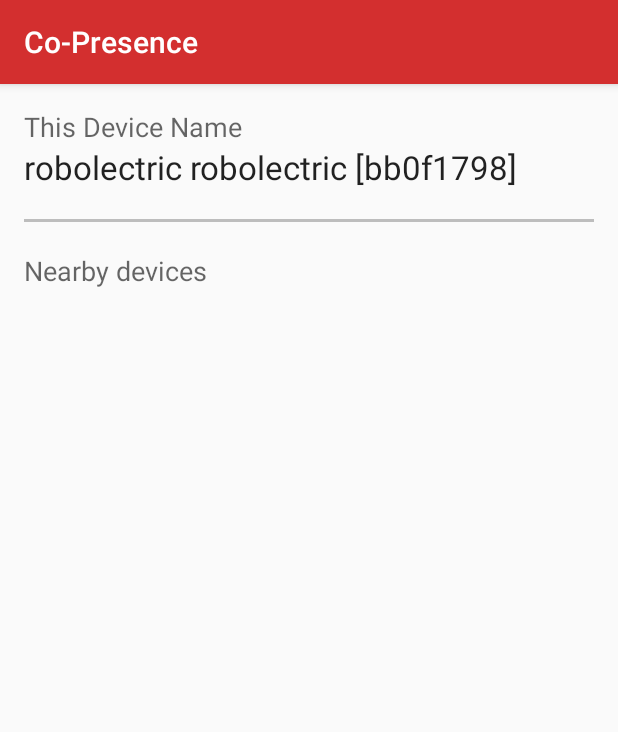
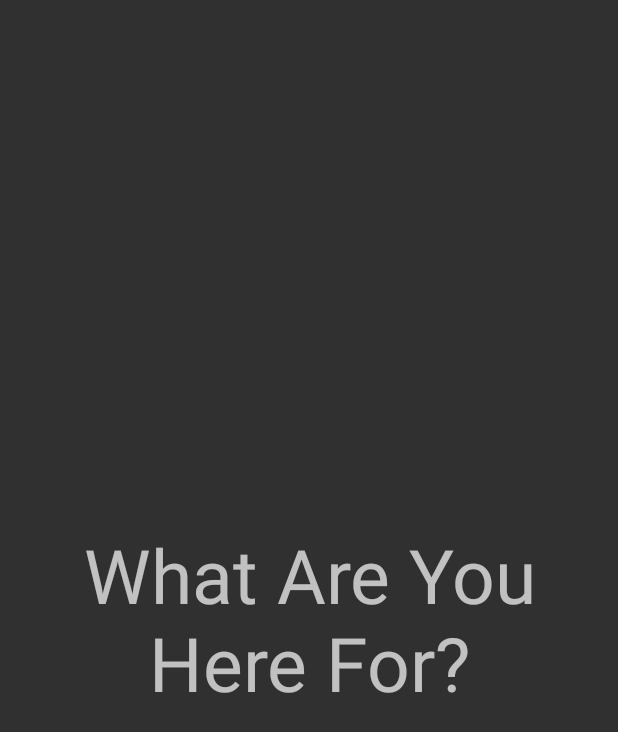
Before and after one commit to amandakys/contemplation, an Android app: the screen it shows after launch (MainActivity), on a phone screen of 412 x 824 dp. Shown: the top 732 px of the screen. Run offline under Robolectric (Android 15) with nearby library versions, the phone set to English and light mode, and no system bars.

```diff
--- a/copresence/app/src/main/AndroidManifest.xml
+++ b/copresence/app/src/main/AndroidManifest.xml
@@ -17,7 +17,6 @@
 <manifest xmlns:android="http://schemas.android.com/apk/res/android"
     xmlns:tools="http://schemas.android.com/tools"
     package="com.digitalwellbeingexperiments.toolkit.copresence">
-
     <application
         android:name=".CoPresenceApplication"
         android:allowBackup="true"
@@ -25,7 +24,7 @@
         android:label="@string/app_name"
         android:roundIcon="@mipmap/ic_launcher_round"
         android:supportsRtl="true"
-        android:theme="@style/AppTheme"
+        android:theme="@style/Theme.AppCompat.NoActionBar"
         tools:ignore="GoogleAppIndexingWarning">
         <meta-data
             android:name="com.google.android.nearby.messages.API_KEY"
@@ -38,6 +37,11 @@
                 <category android:name="android.intent.category.LAUNCHER" />
             </intent-filter>
         </activity>
+        <receiver android:name=".UnlockBroadcastReceiver">
+            <intent-filter>
+                <action android:name="android.intent.action.SCREEN_ON" />
+            </intent-filter>
+        </receiver>
     </application>
 
 </manifest>
--- a/copresence/app/src/main/java/com/digitalwellbeingexperiments/toolkit/copresence/MainActivity.kt
+++ b/copresence/app/src/main/java/com/digitalwellbeingexperiments/toolkit/copresence/MainActivity.kt
@@ -14,49 +14,17 @@
 
 package com.digitalwellbeingexperiments.toolkit.copresence
 
+import android.content.Intent
+import android.content.IntentFilter
 import androidx.appcompat.app.AppCompatActivity
 import android.os.Bundle
-import android.widget.TextView
-import androidx.recyclerview.widget.DividerItemDecoration
-import androidx.recyclerview.widget.RecyclerView
 
-class MainActivity : AppCompatActivity(), DataStore.Listener {
-
-    private var nearbyDeviceSessionAdapter = NearbyDeviceSessionAdapter()
-    private lateinit var recycler: RecyclerView
-    private lateinit var nearbyManager: NearbyManager
+class MainActivity : AppCompatActivity() {
 
     override fun onCreate(savedInstanceState: Bundle?) {
         super.onCreate(savedInstanceState)
         setContentView(R.layout.activity_main)
-
-        findViewById<RecyclerView>(R.id.recycler).apply {
-            layoutManager = androidx.recyclerview.widget.LinearLayoutManager(context)
-            addItemDecoration(DividerItemDecoration(context, DividerItemDecoration.VERTICAL))
-            adapter = nearbyDeviceSessionAdapter
-            recycler = this
-        }
-        findViewById<TextView>(R.id.device_name_value).apply {
-            text = getDataStore().getName()
-        }
-
-        nearbyManager = NearbyManager(this)
+        registerReceiver(UnlockBroadcastReceiver, IntentFilter(Intent.ACTION_SCREEN_ON))
     }
 
-    override fun onStart() {
-        super.onStart()
-        nearbyDeviceSessionAdapter.clearData()
-        getDataStore().listener = this
-        nearbyManager.start()
-    }
-
-    override fun onStop() {
-        getDataStore().listener = null
-        nearbyManager.stop()
-        super.onStop()
-    }
-
-    override fun onSessionListUpdated() {
-        nearbyDeviceSessionAdapter.setData(getDataStore().getAllSessions())
-    }
 }
--- /dev/null
+++ b/copresence/app/src/main/java/com/digitalwellbeingexperiments/toolkit/copresence/UnlockBroadcastReceiver.kt
@@ -0,0 +1,22 @@
+package com.digitalwellbeingexperiments.toolkit.copresence
+
+import android.content.BroadcastReceiver
+import android.content.Context
+import android.content.Intent
+
+object UnlockBroadcastReceiver : BroadcastReceiver() {
+
+    override fun onReceive(context: Context, intent: Intent) {
+        println(intent.action)
+        if (intent.action == Intent.ACTION_SCREEN_ON)
+        {
+            println("enter")
+
+            val intent1 = Intent(context.applicationContext, MainActivity::class.java)
+            intent1.addFlags(Intent.FLAG_ACTIVITY_NEW_TASK)
+            context.applicationContext.startActivity(intent1)
+        }
+    }
+
+
+}
--- a/copresence/app/src/main/res/layout/activity_main.xml
+++ b/copresence/app/src/main/res/layout/activity_main.xml
@@ -24,48 +24,15 @@
 
     <TextView
         android:id="@+id/device_name_label"
-        style="@style/TextAppearance.AppCompat.Medium"
+        style="@style/Base.Widget.MaterialComponents.TextView"
         android:layout_width="match_parent"
         android:layout_height="wrap_content"
-        android:text="@string/device_name"
+        android:text="@string/what_are_you_here_for"
+        android:textAlignment="center"
+        android:textSize="50sp"
+        app:layout_constraintBottom_toBottomOf="parent"
+        app:layout_constraintEnd_toEndOf="parent"
         app:layout_constraintStart_toStartOf="parent"
         app:layout_constraintTop_toTopOf="parent" />
 
-    <TextView
-        android:id="@+id/device_name_value"
-        style="@style/TextAppearance.AppCompat.Large"
-        android:layout_width="match_parent"
-        android:layout_height="wrap_content"
-        app:layout_constraintStart_toStartOf="parent"
-        app:layout_constraintTop_toBottomOf="@id/device_name_label"
-        tools:text="@string/device_name" />
-
-    <View
-        android:id="@+id/divider"
-        android:layout_width="0dp"
-        android:layout_height="2dp"
-        android:layout_marginTop="20dp"
-        android:background="@color/dividerColor"
-        app:layout_constraintEnd_toEndOf="parent"
-        app:layout_constraintStart_toStartOf="parent"
-        app:layout_constraintTop_toBottomOf="@id/device_name_value" />
-
-    <TextView
-        android:id="@+id/device_nearby_label"
-        style="@style/TextAppearance.AppCompat.Medium"
-        android:layout_width="match_parent"
-        android:layout_height="wrap_content"
-        android:layout_marginTop="20dp"
-        android:text="@string/nearby_devices"
-        app:layout_constraintStart_toStartOf="parent"
-        app:layout_constraintTop_toBottomOf="@id/divider" />
-
-    <androidx.recyclerview.widget.RecyclerView
-        android:id="@+id/recycler"
-        android:layout_width="match_parent"
-        android:layout_height="0dp"
-        app:layout_constraintBottom_toBottomOf="parent"
-        app:layout_constraintEnd_toEndOf="parent"
-        app:layout_constraintStart_toStartOf="parent"
-        app:layout_constraintTop_toBottomOf="@id/device_nearby_label" />
 </androidx.constraintlayout.widget.ConstraintLayout>
--- a/copresence/app/src/main/res/values/strings.xml
+++ b/copresence/app/src/main/res/values/strings.xml
@@ -23,5 +23,6 @@
     <string name="prompt_device_name_message">Please name your device</string>
     <string name="prompt_device_name_hint">e.g. My Device</string>
     <string name="prompt_device_name_error">Must provide a name</string>
+    <string name="what_are_you_here_for">What Are You Here For?</string>
 
 </resources>
```
